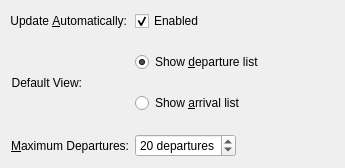
The window that applet/publicTransportConfigAdvanced.ui (KDE/publictransport) describes before a commit, drawn with Qt 5.
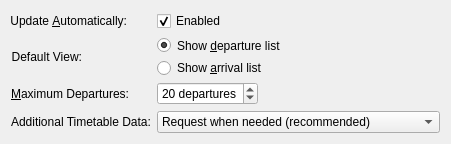
The same window after the commit. Custom widgets are drawn as their Qt base class.

Commit message:
Add additional data request type setting
- Setting can be: Request additional timetable data
  never/when needed/directly for new departures
- Configurable through a combo box in the "Advanced" tab
- Implement direct additional data requests for new departures

```diff
--- a/applet/publicTransportConfigAdvanced.ui
+++ b/applet/publicTransportConfigAdvanced.ui
@@ -6,8 +6,8 @@
    <rect>
     <x>0</x>
     <y>0</y>
-    <width>345</width>
-    <height>168</height>
+    <width>449</width>
+    <height>144</height>
    </rect>
   </property>
   <layout class="QFormLayout" name="formLayout_3">
@@ -144,8 +144,47 @@
      </property>
     </widget>
    </item>
+   <item row="3" column="0">
+    <widget class="QLabel" name="lblAdditionalData">
+     <property name="text">
+      <string comment="@label:spinbox">Additional Timetable Data:</string>
+     </property>
+     <property name="buddy">
+      <cstring>additionalData</cstring>
+     </property>
+    </widget>
+   </item>
+   <item row="3" column="1">
+    <widget class="KComboBox" name="additionalData">
+     <property name="currentIndex">
+      <number>1</number>
+     </property>
+     <item>
+      <property name="text">
+       <string>Request all data directly (more network usage)</string>
+      </property>
+     </item>
+     <item>
+      <property name="text">
+       <string>Request when needed (recommended)</string>
+      </property>
+     </item>
+     <item>
+      <property name="text">
+       <string>Never request</string>
+      </property>
+     </item>
+    </widget>
+   </item>
   </layout>
  </widget>
+ <customwidgets>
+  <customwidget>
+   <class>KComboBox</class>
+   <extends>QComboBox</extends>
+   <header>kcombobox.h</header>
+  </customwidget>
+ </customwidgets>
  <tabstops>
   <tabstop>showDepartures</tabstop>
   <tabstop>showArrivals</tabstop>
```
Left out of the diff: 2 changed lines with no effect on the pictures. The commit also changes 6 other files.
